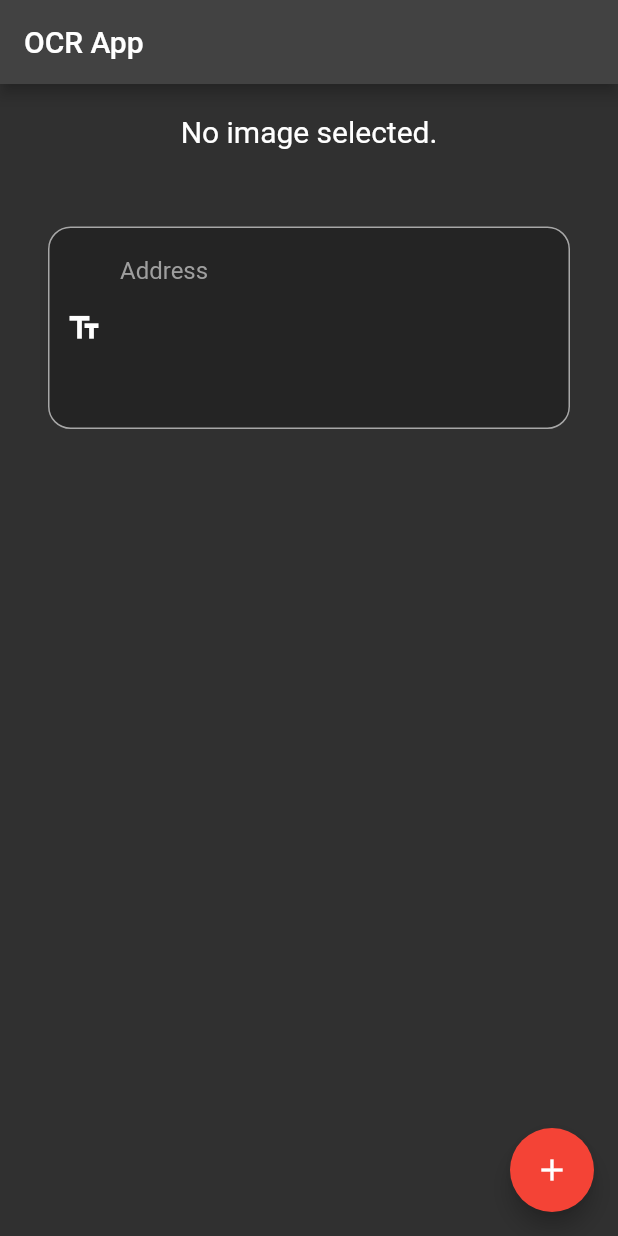
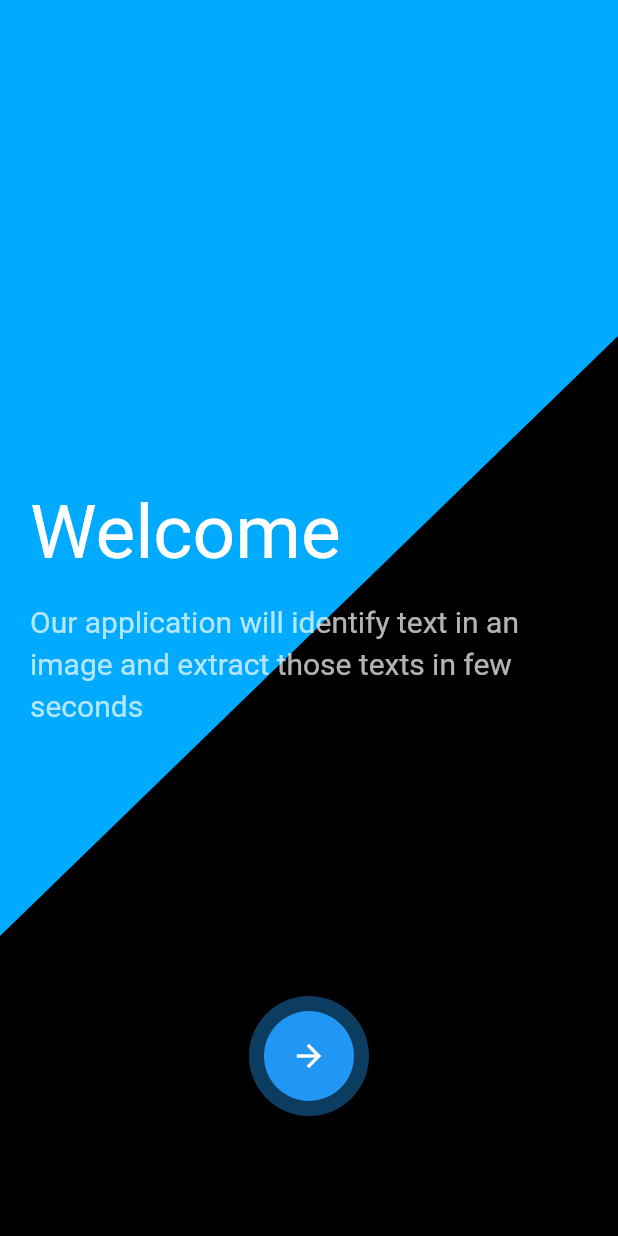
Before and after one commit to mg143pavankumar/Image-Analyzer, a Flutter app: the screen it shows after launch, on a phone screen of 412 x 824 dp. Run offline on Flutter 3.47's test engine with Material 2 defaults, Android fonts, the phone set to English and light mode, and no system bars; our stand-ins replace firebase_core, image_cropper, image_picker, page_transition, simple_animations; missing offline and left inert: animated_splash, firebase_ml_vision; accounts and stored records are empty.

Commit message:
updated ui

```diff
--- /dev/null
+++ b/lib/animations/fadeAnimation.dart
@@ -0,0 +1,32 @@
+import 'package:flutter/material.dart';
+import 'package:simple_animations/simple_animations.dart';
+
+class FadeAnimation extends StatelessWidget {
+  final double delay;
+  final Widget child;
+
+  FadeAnimation(this.delay, this.child);
+
+  @override
+  Widget build(BuildContext context) {
+    final tween = MultiTrackTween([
+      Track("opacity")
+          .add(Duration(milliseconds: 500), Tween(begin: 0.0, end: 1.0)),
+      Track("translateY").add(
+          Duration(milliseconds: 500), Tween(begin: -130.0, end: 0.0),
+          curve: Curves.easeOut)
+    ]);
+
+    return ControlledAnimation(
+      delay: Duration(milliseconds: (500 * delay).round()),
+      duration: tween.duration,
+      tween: tween,
+      child: child,
+      builderWithChild: (context, child, animation) => Opacity(
+        opacity: animation["opacity"],
+        child: Transform.translate(
+            offset: Offset(0, animation["translateY"]), child: child),
+      ),
+    );
+  }
+}
--- /dev/null
+++ b/lib/constants/constants.dart
@@ -0,0 +1,6 @@
+import 'package:flutter/material.dart';
+
+class AppColors {
+  static Color blueColor = Color(0xff1baff3);
+  static Color darkColor = Colors.black;
+}
--- a/lib/main.dart
+++ b/lib/main.dart
@@ -1,16 +1,18 @@
 import 'package:animated_splash/animated_splash.dart';
 import 'package:flutter/material.dart';
 import 'package:flutter/services.dart';
-import 'package:image_to_text/views/homePage.dart';
 import 'package:firebase_core/firebase_core.dart';
+import 'package:image_to_text/views/onboarding.dart';
 
 void main() async {
   WidgetsFlutterBinding.ensureInitialized();
   await Firebase.initializeApp();
-  runApp(MyApp());
+  runApp(const MyApp());
 }
 
 class MyApp extends StatelessWidget {
+  const MyApp({Key key}) : super(key: key);
+
   @override
   Widget build(BuildContext context) {
     SystemChrome.setPreferredOrientations([
@@ -20,10 +22,9 @@ class MyApp extends StatelessWidget {
     return MaterialApp(
         debugShowCheckedModeBanner: false,
         title: 'Image to Text',
-        theme: ThemeData.dark(),
         home: AnimatedSplash(
-          imagePath: 'assets/logo.png',
-          home: HomePage(),
+          imagePath: 'assets/statistics.png',
+          home: OnBoarding(),
           duration: 2500,
           type: AnimatedSplashType.StaticDuration,
         ));
--- a/lib/views/homePage.dart
+++ b/lib/views/homePage.dart
@@ -4,6 +4,8 @@ import 'package:flutter/material.dart';
 import 'package:image_cropper/image_cropper.dart';
 import 'package:image_picker/image_picker.dart';
 import 'package:firebase_ml_vision/firebase_ml_vision.dart';
+import 'package:image_to_text/constants/constants.dart';
+import 'package:image_to_text/views/onboarding.dart';
 
 enum AppState {
   free,
@@ -61,14 +63,22 @@ class _HomePageState extends State<HomePage> {
     setState(() {});
   }
 
+  Future<bool> _onWillPop() async {
+    Navigator.pushReplacement<void, void>(
+      context,
+      MaterialPageRoute<void>(
+        builder: (BuildContext context) => OnBoarding(),
+      ),
+    ).then((value) {
+      setState(() {});
+    });
+  }
+
   @override
   Widget build(BuildContext context) {
     return Scaffold(
-      appBar: AppBar(
-        title: Text('OCR App'),
-      ),
       floatingActionButton: FloatingActionButton(
-        backgroundColor: Colors.red,
+        backgroundColor: AppColors.blueColor,
         onPressed: () {
           if (state == AppState.free) {
             getImage();
@@ -78,46 +88,105 @@ class _HomePageState extends State<HomePage> {
         },
         child: buildButtonIcon(),
       ),
-      body: Container(
-        height: MediaQuery.of(context).size.height,
-        width: MediaQuery.of(context).size.width,
+      body: WillPopScope(
+        onWillPop: _onWillPop,
+        child: SafeArea(
+          child: Column(
+            children: [
+              SizedBox(
+                height: 50,
+              ),
+              Text(
+                "Image Analyzer",
+                style: TextStyle(
+                  fontSize: 40,
+                  fontWeight: FontWeight.bold,
+                  color: AppColors.blueColor,
+                ),
+              ),
+              Expanded(
                 child: SingleChildScrollView(
+                  physics: BouncingScrollPhysics(),
                   child: Column(
                     mainAxisAlignment: MainAxisAlignment.center,
                     crossAxisAlignment: CrossAxisAlignment.center,
                     children: [
-              SizedBox(height: 20),
+                      SizedBox(height: 40),
                       _image == null
-                  ? Text(
+                          ? Padding(
+                              padding: const EdgeInsets.all(32.0),
+                              child: Container(
+                                width: double.infinity,
+                                height: 150,
+                                decoration: BoxDecoration(
+                                  color: AppColors.blueColor.withOpacity(
+                                    0.2,
+                                  ),
+                                  borderRadius: BorderRadius.circular(15),
+                                ),
+                                child: Center(
+                                  child: Text(
                                     'No image selected.',
-                      style: TextStyle(fontSize: 20, color: Colors.white),
+                                    style: TextStyle(
+                                      fontSize: 20,
+                                      color:
+                                          AppColors.blueColor.withOpacity(0.5),
+                                    ),
+                                  ),
+                                ),
+                              ),
                             )
                           : Container(
-                      height: 300, width: 300, child: Image.file(_image)),
+                              height: 300,
+                              width: 300,
+                              child: Image.file(_image)),
                       SizedBox(height: 20),
-              script.text != null
+                      script.text == ''
                           ? Padding(
+                              padding: const EdgeInsets.all(32.0),
+                              child: Container(
+                                width: double.infinity,
+                                height: 150,
+                                decoration: BoxDecoration(
+                                  color: AppColors.blueColor.withOpacity(
+                                    0.2,
+                                  ),
+                                  borderRadius: BorderRadius.circular(15),
+                                ),
+                                child: Center(
+                                  child: Text(
+                                    "No Text found",
+                                    style: TextStyle(
+                                      fontSize: 20,
+                                      color:
+                                          AppColors.blueColor.withOpacity(0.5),
+                                    ),
+                                  ),
+                                ),
+                              ),
+                            )
+                          : Padding(
                               padding: const EdgeInsets.all(32.0),
                               child: TextFormField(
                                 controller: script,
                                 minLines: 5,
                                 maxLines: 100,
-                        style: TextStyle(color: Colors.white, fontSize: 16),
+                                style: TextStyle(
+                                    color: Colors.white, fontSize: 16),
                                 onChanged: (val) {
                                   setState(() {});
                                 },
                                 decoration: InputDecoration(
-                          prefixIcon:
-                              Icon(Icons.text_fields, color: Colors.white),
-                          focusColor: Colors.black26,
-                          fillColor: Colors.black26,
+                                  focusColor: AppColors.blueColor,
+                                  fillColor: AppColors.blueColor,
                                   filled: true,
-                          hintText: "Address",
-                          hintStyle: TextStyle(color: Colors.grey),
+                                  hintStyle: TextStyle(
+                                    color: Colors.white.withOpacity(0.5),
+                                  ),
                                   enabledBorder: OutlineInputBorder(
                                     borderRadius: BorderRadius.circular(15),
                                     borderSide: BorderSide(
-                              color: Colors.white60,
+                                      color: Colors.white,
                                       width: 1.0,
                                     ),
                                   ),
@@ -130,9 +199,12 @@ class _HomePageState extends State<HomePage> {
                                   ),
                                 ),
                               ),
-                    )
-                  : Text("No Text found"),
+                            ),
                       SizedBox(height: 20),
+                    ],
+                  ),
+                ),
+              ),
             ],
           ),
         ),
--- /dev/null
+++ b/lib/views/onboarding.dart
@@ -0,0 +1,212 @@
+import 'package:image_to_text/Animations/fadeAnimation.dart';
+import 'package:image_to_text/main.dart';
+import 'package:image_to_text/views/homePage.dart';
+import 'package:image_to_text/widgets/tapeziumClipper.dart';
+import 'package:flutter/material.dart';
+import 'package:page_transition/page_transition.dart';
+
+class OnBoarding extends StatefulWidget {
+  const OnBoarding({Key key}) : super(key: key);
+
+  @override
+  _OnBoardingState createState() => _OnBoardingState();
+}
+
+class _OnBoardingState extends State<OnBoarding> with TickerProviderStateMixin {
+  AnimationController _scaleController;
+  AnimationController _scale2Controller;
+  AnimationController _widthController;
+  AnimationController _positionController;
+
+  Animation<double> _scaleAnimation;
+  Animation<double> _scale2Animation;
+  Animation<double> _widthAnimation;
+  Animation<double> _positionAnimation;
+
+  bool hideIcon = false;
+
+  @override
+  void initState() {
+    super.initState();
+
+    _scaleController =
+        AnimationController(vsync: this, duration: Duration(milliseconds: 300));
+
+    _scaleAnimation =
+        Tween<double>(begin: 1.0, end: 0.8).animate(_scaleController)
+          ..addStatusListener((status) {
+            if (status == AnimationStatus.completed) {
+              _widthController.forward();
+            }
+          });
+
+    _widthController =
+        AnimationController(vsync: this, duration: Duration(milliseconds: 600));
+
+    _widthAnimation =
+        Tween<double>(begin: 80.0, end: 300.0).animate(_widthController)
+          ..addStatusListener((status) {
+            if (status == AnimationStatus.completed) {
+              _positionController.forward();
+            }
+          });
+
+    _positionController = AnimationController(
+        vsync: this, duration: Duration(milliseconds: 1000));
+
+    _positionAnimation =
+        Tween<double>(begin: 0.0, end: 215.0).animate(_positionController)
+          ..addStatusListener((status) {
+            if (status == AnimationStatus.completed) {
+              setState(() {
+                hideIcon = true;
+              });
+              _scale2Controller.forward();
+            }
+          });
+
+    _scale2Controller =
+        AnimationController(vsync: this, duration: Duration(milliseconds: 300));
+
+    _scale2Animation =
+        Tween<double>(begin: 1.0, end: 32.0).animate(_scale2Controller)
+          ..addStatusListener((status) {
+            if (status == AnimationStatus.completed) {
+              Navigator.push(
+                context,
+                PageTransition(
+                  type: PageTransitionType.fade,
+                  child: HomePage(),
+                ),
+              );
+            }
+          });
+  }
+
+  @override
+  Widget build(BuildContext context) {
+    final double width = MediaQuery.of(context).size.width;
+
+    return Scaffold(
+      backgroundColor: Color.fromARGB(255, 0, 170, 255),
+      body: Container(
+        width: double.infinity,
+        child: Stack(
+          children: <Widget>[
+            Positioned(
+              bottom: 0,
+              left: 0,
+              child: Container(
+                width: width,
+                height: 200,
+                decoration: BoxDecoration(
+                  color: Colors.black,
+                ),
+              ),
+            ),
+            Positioned(
+              left: 0,
+              bottom: 0,
+              child: ClipPath(
+                clipper: TrapeziumClipper(),
+                child: Container(
+                  width: width,
+                  height: 600,
+                  decoration: BoxDecoration(
+                    color: Colors.black,
+                  ),
+                ),
+              ),
+            ),
+            Container(
+              padding: EdgeInsets.all(20.0),
+              child: Column(
+                mainAxisAlignment: MainAxisAlignment.end,
+                crossAxisAlignment: CrossAxisAlignment.start,
+                children: <Widget>[
+                  FadeAnimation(
+                      1,
+                      Text(
+                        "Welcome",
+                        style: TextStyle(color: Colors.white, fontSize: 50),
+                      )),
+                  SizedBox(
+                    height: 15,
+                  ),
+                  FadeAnimation(
+                      1.3,
+                      Text(
+                        "Our application will identify text in an image and extract those texts in few seconds",
+                        style: TextStyle(
+                            color: Colors.white.withOpacity(.7),
+                            height: 1.4,
+                            fontSize: 20),
+                      )),
+                  SizedBox(
+                    height: 180,
+                  ),
+                  FadeAnimation(
+                    1.6,
+                    AnimatedBuilder(
+                      animation: _scaleController,
+                      builder: (context, child) => Transform.scale(
+                          scale: _scaleAnimation.value,
+                          child: Center(
+                            child: AnimatedBuilder(
+                              animation: _widthController,
+                              builder: (context, child) => Container(
+                                width: _widthAnimation.value,
+                                height: 80,
+                                padding: EdgeInsets.all(10),
+                                decoration: BoxDecoration(
+                                    borderRadius: BorderRadius.circular(50),
+                                    color: Colors.blue.withOpacity(.4)),
+                                child: InkWell(
+                                  onTap: () {
+                                    _scaleController.forward();
+                                  },
+                                  child: Stack(children: <Widget>[
+                                    AnimatedBuilder(
+                                      animation: _positionController,
+                                      builder: (context, child) => Positioned(
+                                        left: _positionAnimation.value,
+                                        child: AnimatedBuilder(
+                                          animation: _scale2Controller,
+                                          builder: (context, child) =>
+                                              Transform.scale(
+                                                  scale: _scale2Animation.value,
+                                                  child: Container(
+                                                    width: 60,
+                                                    height: 60,
+                                                    decoration: BoxDecoration(
+                                                        shape: BoxShape.circle,
+                                                        color: Colors.blue),
+                                                    child: hideIcon == false
+                                                        ? Icon(
+                                                            Icons.arrow_forward,
+                                                            color: Colors.white,
+                                                          )
+                                                        : null,
+                                                  )),
+                                        ),
+                                      ),
+                                    ),
+                                  ]),
+                                ),
+                              ),
+                            ),
+                          )),
+                    ),
+                  ),
+                  SizedBox(
+                    height: 60,
+                  ),
+                ],
+              ),
+            )
+          ],
+        ),
+      ),
+    );
+  }
+}
--- /dev/null
+++ b/lib/widgets/tapeziumClipper.dart
@@ -0,0 +1,17 @@
+import 'package:flutter/cupertino.dart';
+
+class TrapeziumClipper extends CustomClipper<Path> {
+  @override
+  Path getClip(Size size) {
+    final path = Path();
+    path.lineTo(size.width, 0);
+    path.lineTo(0, size.height / 1.5);
+    path.lineTo(size.width, size.height);
+    path.lineTo(size.width, 0);
+
+    return path;
+  }
+
+  @override
+  bool shouldReclip(TrapeziumClipper oldClipper) => false;
+}
```
Also changed, not shown: pubspec.yaml (+4 -5 lines), assets/logo.png (deleted), assets/statistics.png (added), 40 other files. Lines whose indentation alone changed are shown as unchanged.
